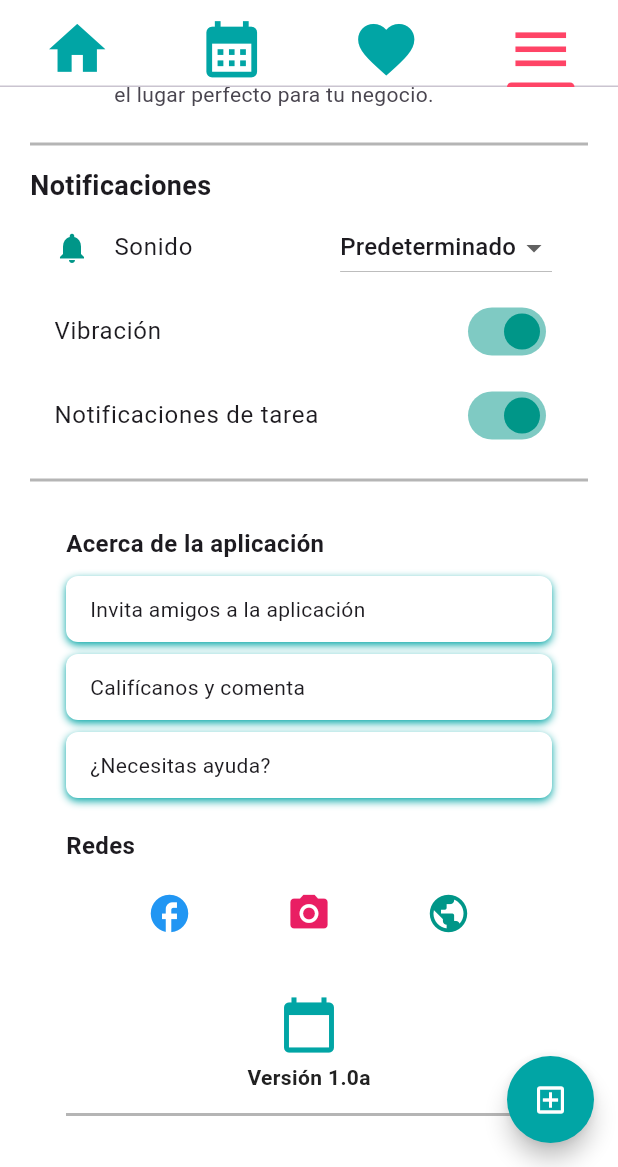
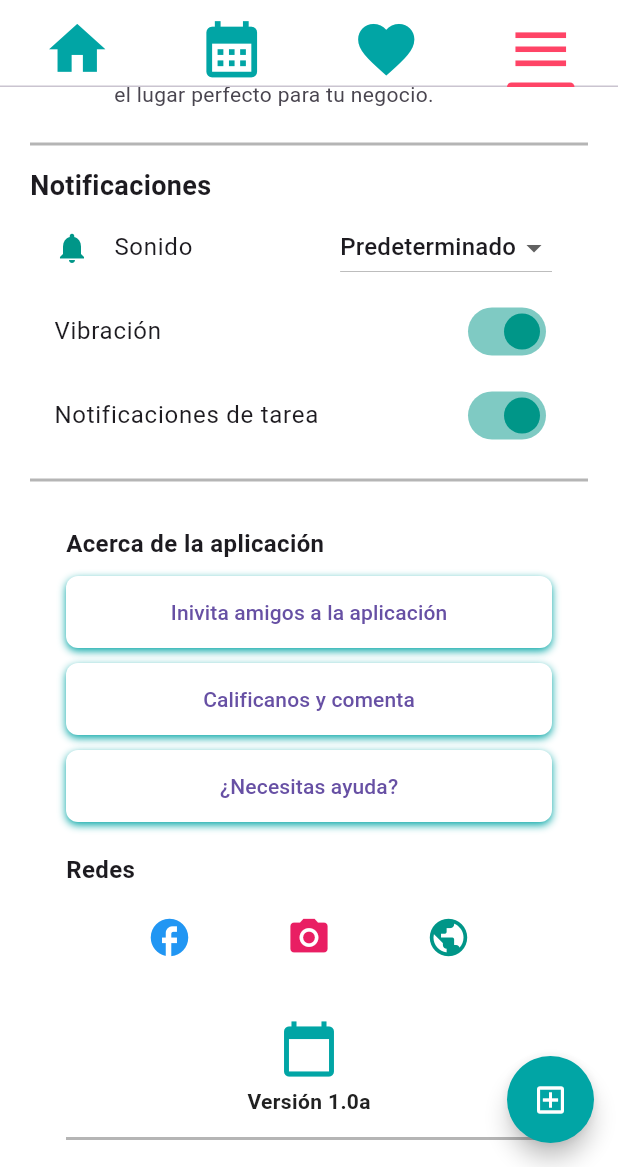
Before and after one commit to AN5THONY/PlanIzi.V1.0.0, a Flutter app: the screen it shows once a user with an empty profile is signed in, tab 4 chosen, scrolled down 576 dp, on a phone screen of 412 x 824 dp, the part 69-1236 px from its top. Run offline on Flutter 3.47's test engine with Material 3 defaults, Android fonts, the phone set to English and light mode, and no system bars; drawn by our look-alikes of flutter_speed_dial; our stand-ins replace carousel_slider, cloud_firestore, firebase_auth, firebase_core, get, google_fonts and 3 more; accounts and stored records are empty; network calls fail.

Commit message:
nueva dependencia para compartir archivos
Se agrego una nueva dependencia  share_plus que sirve para poder compartir con amigos en redes sociales

```diff
--- a/lib/views/Menu/Barras/options_screen.dart
+++ b/lib/views/Menu/Barras/options_screen.dart
@@ -6,8 +6,8 @@ import 'package:plan_izi_v2/views/Menu/Barras/Suscripciones/sus_primium.dart';
 import 'package:provider/provider.dart';
 import 'package:plan_izi_v2/views/Login/estado_usuario.dart';
 import 'package:plan_izi_v2/views/Login/login_screen.dart';
+import 'package:share_plus/share_plus.dart';
 import 'package:url_launcher/url_launcher.dart';
-
 
 class OptionsScreen extends StatelessWidget {
   const OptionsScreen({super.key});
@@ -184,11 +184,14 @@ class FooterSection extends StatelessWidget {
 
   @override
   Widget build(BuildContext context) {
-
-    final Uri websiteUriF = Uri(scheme: 'https', host: 'www.facebook.com', path: 'people/Planizi-Corporation/61570113523002/' );
+    final Uri websiteUriF = Uri(
+        scheme: 'https',
+        host: 'www.facebook.com',
+        path: 'people/Planizi-Corporation/61570113523002/');
     final websiteUriI = Uri.parse('https://www.intagram.com');
     final websiteUriW = Uri.parse('https://planizi.weebly.com');
-
+    String footMessage1 = 'Entra a nuestra pagina web, para poder descargar la App';
+    String footMessage2 = 'En nuestra pagina web encontraras la ayuda que necesitas';
     return Container(
       color: AppColors.cardBackground,
       padding: const EdgeInsets.symmetric(vertical: 16, horizontal: 24),
@@ -198,11 +201,18 @@ class FooterSection extends StatelessWidget {
           const Text('Acerca de la aplicación',
               style: TextStyle(fontSize: 16, fontWeight: FontWeight.bold)),
           const SizedBox(height: 10),
-          _buildOptionButton('Invita amigos a la aplicación'),
-          const SizedBox(height: 8),
-          _buildOptionButton('Califícanos y comenta'),
-          const SizedBox(height: 8),
-          _buildOptionButton('¿Necesitas ayuda?'),
+          footerApp(text: 'Inivita amigos a la aplicación', onPressed: () {
+            Share.share("$footMessage2 $websiteUriW");
+          },),
+          const SizedBox(height: 10),
+          footerApp(text: 'Calificanos y comenta', onPressed: ()
+          {
+            //PLAY STORE
+          }),
+          const SizedBox(height: 10),
+          footerApp(text: '¿Necesitas ayuda?', onPressed: () {
+            Share.share("$footMessage1 $websiteUriW");
+          },),
           const SizedBox(height: 20),
           const Text('Redes',
               style: TextStyle(fontSize: 16, fontWeight: FontWeight.bold)),
@@ -213,10 +223,11 @@ class FooterSection extends StatelessWidget {
               IconButton(
                 icon: const Icon(Icons.facebook, size: 30, color: Colors.blue),
                 onPressed: () {
-                    launchUrl(
-                      websiteUriF,
-                      mode: LaunchMode.externalApplication,
-                  );},
+                  launchUrl(
+                    websiteUriF,
+                    mode: LaunchMode.externalApplication,
+                  );
+                },
               ),
               IconButton(
                 icon: const Icon(Icons.camera_alt,
@@ -262,10 +273,23 @@ class FooterSection extends StatelessWidget {
     );
   }
 
-  Widget _buildOptionButton(String text) {
+}
+
+// ignore: camel_case_types
+class footerApp extends StatelessWidget {
+  const footerApp({
+    super.key,
+    required this.text,
+    required this.onPressed,
+  });
+  final String text;
+  final VoidCallback onPressed;
+
+  @override
+  Widget build(BuildContext context) {
     return Container(
       width: double.infinity,
-      padding: const EdgeInsets.symmetric(vertical: 12, horizontal: 16),
+      padding: const EdgeInsets.symmetric(horizontal: 4),
       decoration: BoxDecoration(
         color: Colors.white,
         borderRadius: BorderRadius.circular(8),
@@ -277,9 +301,12 @@ class FooterSection extends StatelessWidget {
           ),
         ],
       ),
-      child: Text(
-        text,
-        style: const TextStyle(fontSize: 14),
+      child: TextButton(
+        onPressed: onPressed,
+        child:  Text(
+          text,
+          style: const TextStyle(fontSize: 14),
+        ),
       ),
     );
   }
--- a/pubspec.yaml
+++ b/pubspec.yaml
@@ -51,6 +51,7 @@ dependencies:
   firebase_auth: ^5.3.4
   get: ^4.6.6
   url_launcher: ^6.3.1
+  share_plus: ^10.1.3
 
 dev_dependencies:
   flutter_test:
```
Also changed, not shown: pubspec.lock, 4 other files.
